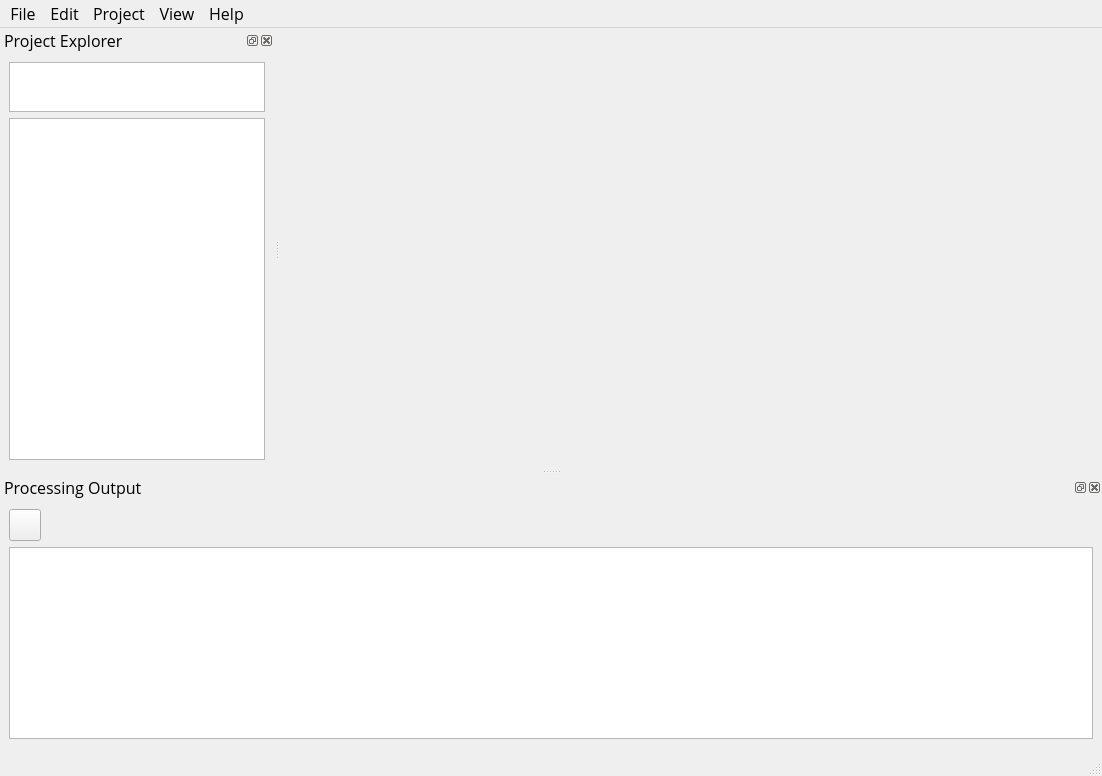
First picture: the form in workbench/ui/MainWindow.ui, repository damiengolding/PenetrationTestNextGeneration, before the edit.
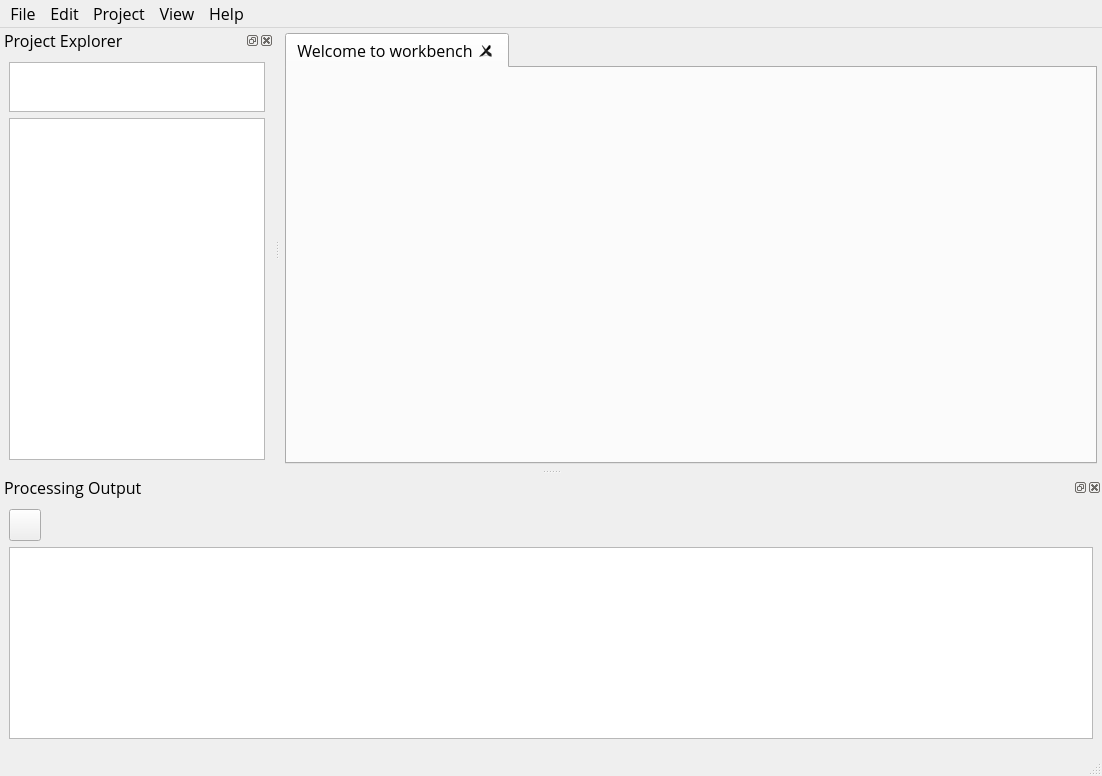
Second picture: the form after the edit. Icons and pictures are not drawn.

Commit message: [pm] Last push before sync with Ubuntu. 03/28/2024 17:28:45

Diff of the .ui file:
```diff
--- a/workbench/ui/MainWindow.ui
+++ b/workbench/ui/MainWindow.ui
@@ -38,12 +38,21 @@
      <number>5</number>
     </property>
     <item row="0" column="0">
-     <widget class="QStackedWidget" name="centralStackedWidget">
-      <widget class="QWidget" name="imagePage"/>
-      <widget class="QWidget" name="tablePage"/>
-      <widget class="QWidget" name="xmlPage"/>
-      <widget class="QWidget" name="textPage"/>
-      <widget class="QWidget" name="codePage"/>
+     <widget class="QTabWidget" name="tabWidgetCentral">
+      <property name="currentIndex">
+       <number>0</number>
+      </property>
+      <property name="tabsClosable">
+       <bool>true</bool>
+      </property>
+      <property name="movable">
+       <bool>true</bool>
+      </property>
+      <widget class="QWidget" name="tabWelcome">
+       <attribute name="title">
+        <string>Welcome to workbench</string>
+       </attribute>
+      </widget>
      </widget>
     </item>
    </layout>
```
The commit also changes 1 other file.
